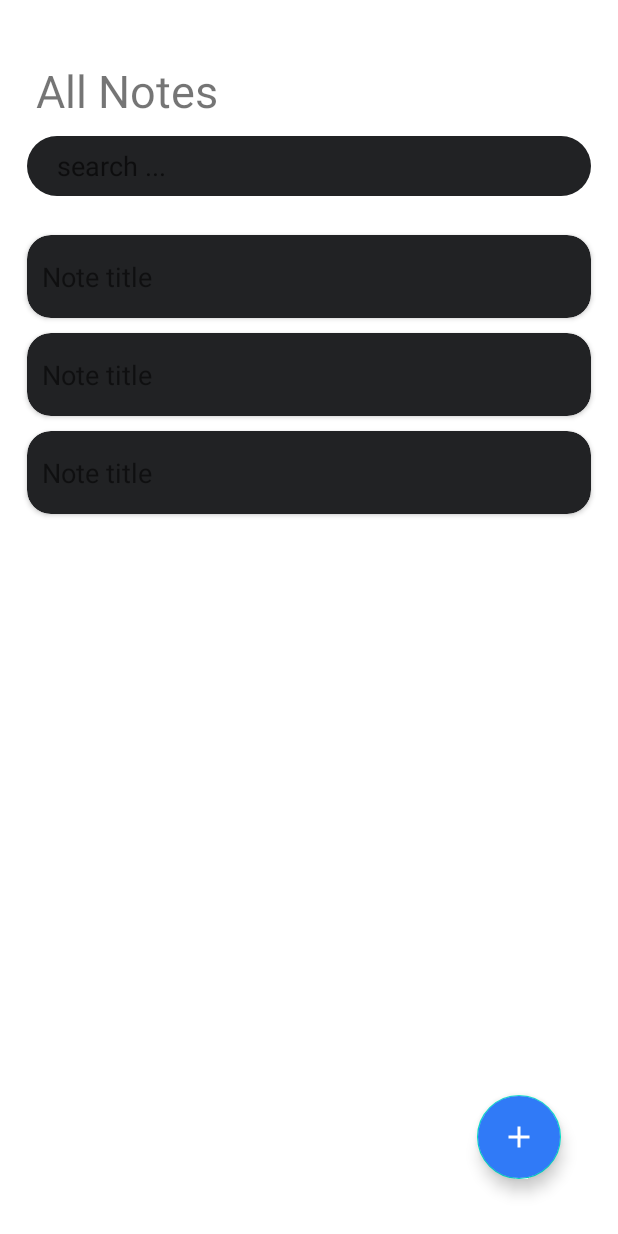
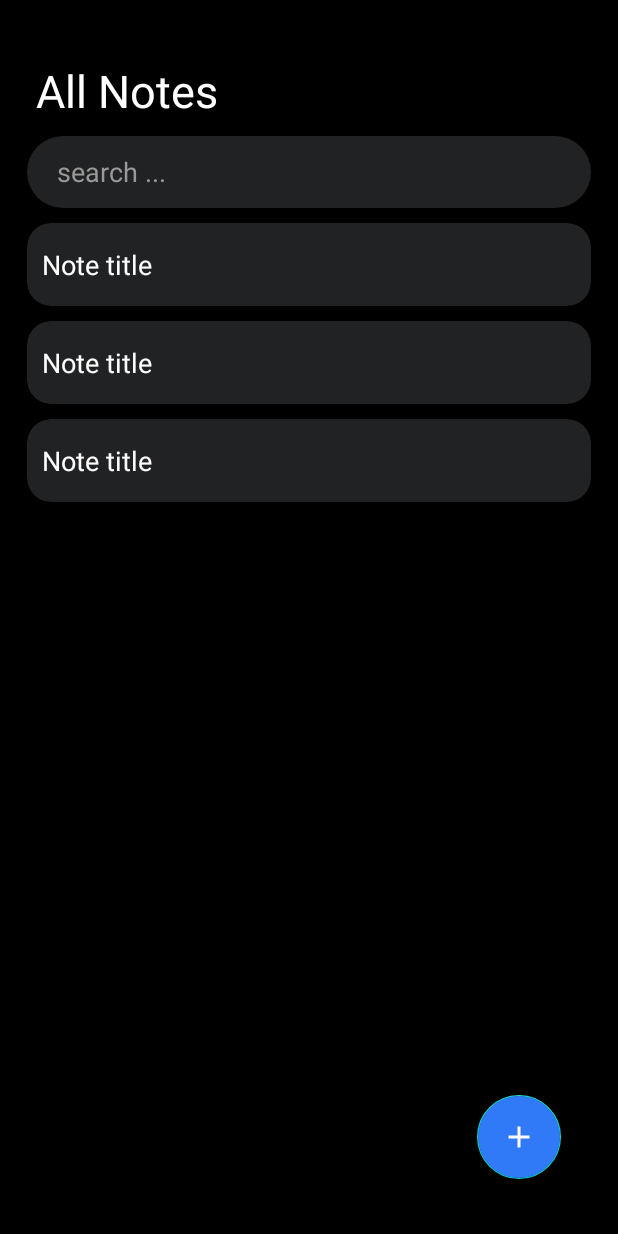
Before and after one commit to MathRoda/NoteMe, an Android app: the layout fragment_note_list.xml on its own in the app's theme, with its tools: preview values and no code run, on a phone screen of 412 x 824 dp. Run offline under Robolectric (Android 15) with nearby library versions, the light colour scheme and no system bars.

Commit message:
fix light theme colors

```diff
--- a/app/src/main/res/layout/fragment_note.xml
+++ b/app/src/main/res/layout/fragment_note.xml
@@ -40,7 +40,8 @@
         android:layout_marginEnd="16dp"
         android:maxLines="1"
         android:hint="@string/title"
-        android:textColorHint="@color/white"
+        android:textColorHint="@color/light_gray"
+        android:textColor="@color/white"
         app:layout_constraintEnd_toEndOf="parent"
         app:layout_constraintStart_toStartOf="parent"
         app:layout_constraintTop_toBottomOf="@+id/arrowBack" />
@@ -54,7 +55,8 @@
         android:layout_marginBottom="16dp"
         android:gravity="top"
         android:hint="@string/note"
-        android:textColorHint="@color/white"
+        android:textColorHint="@color/light_gray"
+        android:textColor="@color/white"
         app:layout_constraintBottom_toTopOf="@+id/delete"
         app:layout_constraintEnd_toEndOf="parent"
         app:layout_constraintStart_toStartOf="parent"
--- a/app/src/main/res/layout/fragment_note_list.xml
+++ b/app/src/main/res/layout/fragment_note_list.xml
@@ -4,6 +4,7 @@
     xmlns:tools="http://schemas.android.com/tools"
     android:layout_width="match_parent"
     android:layout_height="match_parent"
+    android:background="@color/custom_black"
     android:padding="8dp"
     tools:context=".presentation.main_screen.NoteListFragment">
 
@@ -13,6 +14,7 @@
         android:layout_height="wrap_content"
         android:layout_marginStart="16dp"
         android:layout_marginTop="32dp"
+        android:textColor="@color/white"
         android:text="@string/all_notes"
         android:textSize="30sp"
         app:layout_constraintStart_toStartOf="parent"
@@ -21,7 +23,7 @@
     <EditText
         android:id="@+id/search_box"
         android:layout_width="0dp"
-        android:layout_height="40dp"
+        android:layout_height="48dp"
         android:layout_margin="10dp"
         android:layout_marginTop="32dp"
         android:background="@drawable/search_box_background"
@@ -30,6 +32,8 @@
         android:inputType="text"
         android:paddingStart="20dp"
         android:paddingEnd="20dp"
+        android:textColor="@color/white"
+        android:textColorHint="@color/light_gray"
         app:layout_constraintEnd_toEndOf="parent"
         app:layout_constraintHorizontal_bias="0.5"
         app:layout_constraintStart_toStartOf="parent"
@@ -40,7 +44,6 @@
         android:id="@+id/rvNotes"
         android:layout_width="0dp"
         android:layout_height="0dp"
-        android:paddingTop="16dp"
         android:clipToPadding="false"
         android:paddingBottom="90dp"
         app:layout_constraintTop_toBottomOf="@+id/search_box"
--- a/app/src/main/res/layout/note_item.xml
+++ b/app/src/main/res/layout/note_item.xml
@@ -15,6 +15,7 @@
         android:id="@+id/tvNoteTitle"
         android:layout_width="match_parent"
         android:layout_height="wrap_content"
+        android:textColor="@color/white"
         android:text="@string/note_title"
         android:maxLines="1"
         android:paddingStart="10dp"
--- a/app/src/main/res/values/colors.xml
+++ b/app/src/main/res/values/colors.xml
@@ -12,4 +12,5 @@
     <color name="custom_black">#000000</color>
     <color name="custom_gray">#212224</color>
     <color name="custom_blue">#307AF7</color>
+    <color name="light_gray">#999999</color>
 </resources>
```
